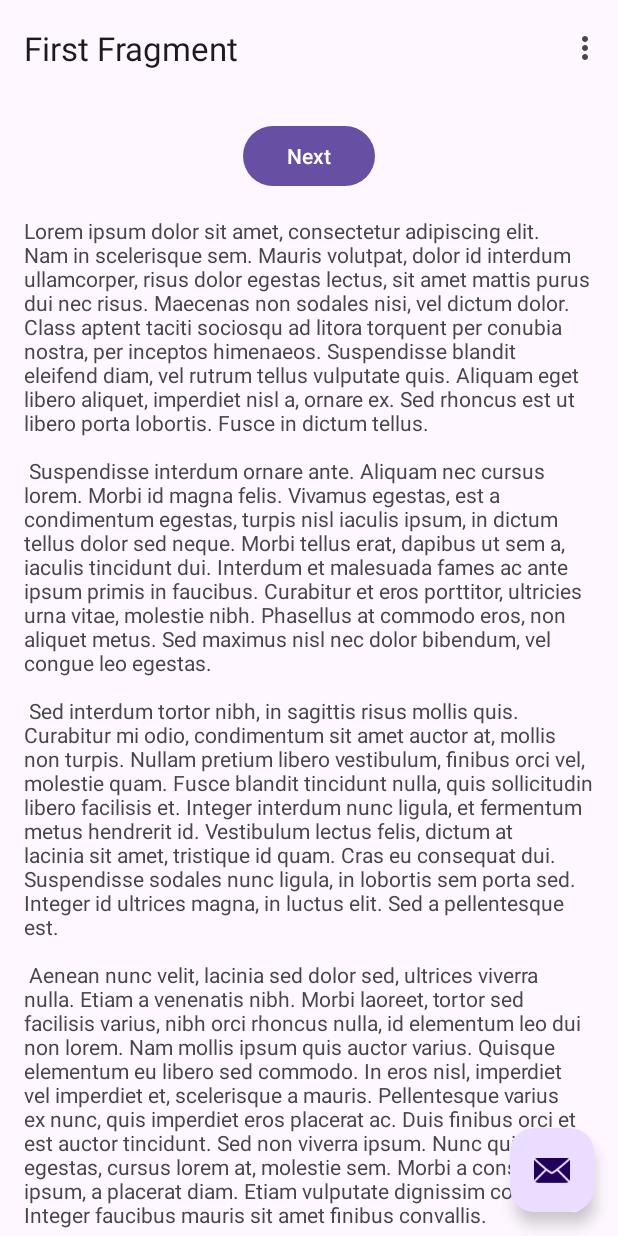
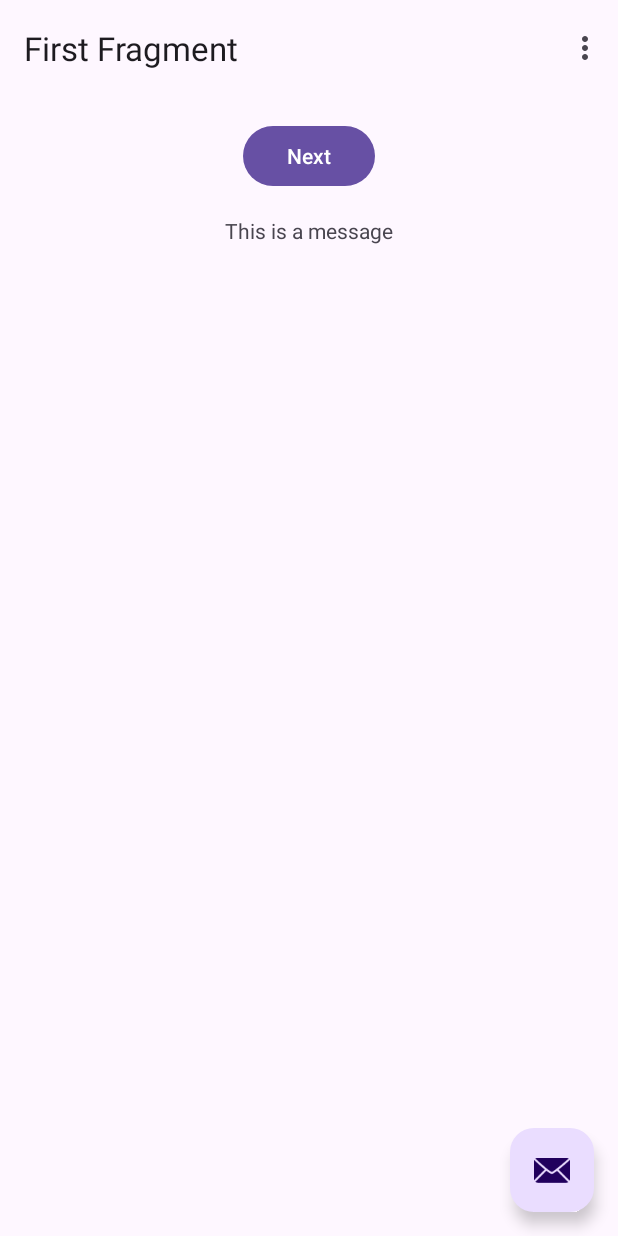
Before and after one commit to MelinaErm/Frontend, an Android app: the screen it shows after launch (MainActivity), on a phone screen of 412 x 824 dp. Run offline under Robolectric (Android 15) with nearby library versions, the phone set to English and light mode, and no system bars; our stand-ins replace navigation-ui.

Commit message:
commit 2

```diff
--- a/app/src/main/res/values/strings.xml
+++ b/app/src/main/res/values/strings.xml
@@ -8,39 +8,6 @@
     <string name="previous">Previous</string>
 
     <string name="lorem_ipsum">
-        Lorem ipsum dolor sit amet, consectetur adipiscing elit. Nam in scelerisque sem. Mauris
-        volutpat, dolor id interdum ullamcorper, risus dolor egestas lectus, sit amet mattis purus
-        dui nec risus. Maecenas non sodales nisi, vel dictum dolor. Class aptent taciti sociosqu ad
-        litora torquent per conubia nostra, per inceptos himenaeos. Suspendisse blandit eleifend
-        diam, vel rutrum tellus vulputate quis. Aliquam eget libero aliquet, imperdiet nisl a,
-        ornare ex. Sed rhoncus est ut libero porta lobortis. Fusce in dictum tellus.\n\n
-        Suspendisse interdum ornare ante. Aliquam nec cursus lorem. Morbi id magna felis. Vivamus
-        egestas, est a condimentum egestas, turpis nisl iaculis ipsum, in dictum tellus dolor sed
-        neque. Morbi tellus erat, dapibus ut sem a, iaculis tincidunt dui. Interdum et malesuada
-        fames ac ante ipsum primis in faucibus. Curabitur et eros porttitor, ultricies urna vitae,
-        molestie nibh. Phasellus at commodo eros, non aliquet metus. Sed maximus nisl nec dolor
-        bibendum, vel congue leo egestas.\n\n
-        Sed interdum tortor nibh, in sagittis risus mollis quis. Curabitur mi odio, condimentum sit
-        amet auctor at, mollis non turpis. Nullam pretium libero vestibulum, finibus orci vel,
-        molestie quam. Fusce blandit tincidunt nulla, quis sollicitudin libero facilisis et. Integer
-        interdum nunc ligula, et fermentum metus hendrerit id. Vestibulum lectus felis, dictum at
-        lacinia sit amet, tristique id quam. Cras eu consequat dui. Suspendisse sodales nunc ligula,
-        in lobortis sem porta sed. Integer id ultrices magna, in luctus elit. Sed a pellentesque
-        est.\n\n
-        Aenean nunc velit, lacinia sed dolor sed, ultrices viverra nulla. Etiam a venenatis nibh.
-        Morbi laoreet, tortor sed facilisis varius, nibh orci rhoncus nulla, id elementum leo dui
-        non lorem. Nam mollis ipsum quis auctor varius. Quisque elementum eu libero sed commodo. In
-        eros nisl, imperdiet vel imperdiet et, scelerisque a mauris. Pellentesque varius ex nunc,
-        quis imperdiet eros placerat ac. Duis finibus orci et est auctor tincidunt. Sed non viverra
-        ipsum. Nunc quis augue egestas, cursus lorem at, molestie sem. Morbi a consectetur ipsum, a
-        placerat diam. Etiam vulputate dignissim convallis. Integer faucibus mauris sit amet finibus
-        convallis.\n\n
-        Phasellus in aliquet mi. Pellentesque habitant morbi tristique senectus et netus et
-        malesuada fames ac turpis egestas. In volutpat arcu ut felis sagittis, in finibus massa
-        gravida. Pellentesque id tellus orci. Integer dictum, lorem sed efficitur ullamcorper,
-        libero justo consectetur ipsum, in mollis nisl ex sed nisl. Donec maximus ullamcorper
-        sodales. Praesent bibendum rhoncus tellus nec feugiat. In a ornare nulla. Donec rhoncus
-        libero vel nunc consequat, quis tincidunt nisl eleifend. Cras bibendum enim a justo luctus
-        vestibulum. Fusce dictum libero quis erat maximus, vitae volutpat diam dignissim.
+        This is a message
     </string>
 </resources>
```
